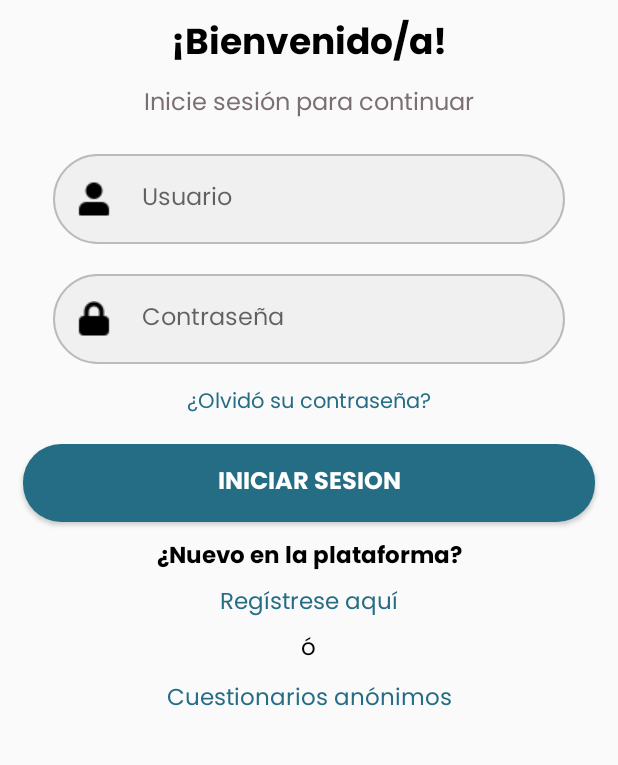
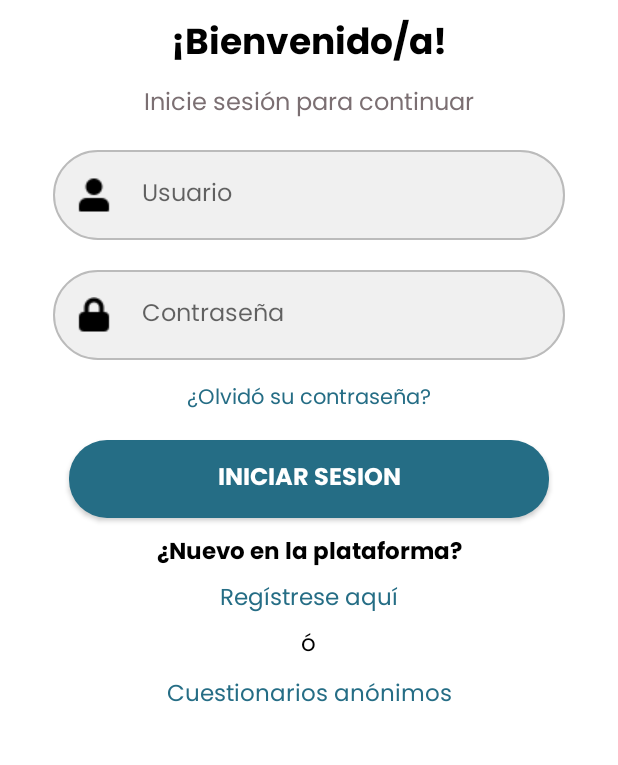
Before and after one commit to TFG-MenPas/MenPas, an Android app: the screen it shows after launch (IniciarSesion), on a phone screen of 412 x 824 dp, the part 361-1126 px from its top. Run offline under Robolectric (Android 15) with nearby library versions, the phone set to English and light mode, and no system bars.

Commit message:
Corregir warnings y cambiar de color el fondo

```diff
--- a/app/src/main/res/layout/activity_iniciar_sesion.xml
+++ b/app/src/main/res/layout/activity_iniciar_sesion.xml
@@ -1,8 +1,8 @@
 <?xml version="1.0" encoding="utf-8"?>
 <ScrollView xmlns:android="http://schemas.android.com/apk/res/android"
-    xmlns:app="http://schemas.android.com/apk/res-auto"
     android:layout_width="fill_parent"
-    android:layout_height="fill_parent">
+    android:layout_height="fill_parent"
+    android:background="@color/white">
 
     <RelativeLayout
         android:layout_width="match_parent"
@@ -12,10 +12,10 @@
             android:id="@+id/ellipse_1"
             android:layout_width="393dp"
             android:layout_height="567dp"
-            android:layout_alignParentLeft="true"
+            android:layout_alignParentStart="true"
             android:layout_alignParentTop="true"
             android:layout_centerHorizontal="true"
-            android:layout_marginLeft="9dp"
+            android:layout_marginStart="9dp"
             android:layout_marginTop="-240dp"
             android:background="@drawable/elipse2_iniciar_sesion"
             android:rotation="90" />
@@ -39,9 +39,10 @@
             android:layout_width="105dp"
             android:layout_height="105dp"
             android:layout_below="@id/textUniversidad"
+            android:layout_marginStart="40dp"
             android:layout_marginTop="20dp"
-            android:layout_marginLeft="40dp"
             android:layout_toEndOf="@id/viewBarraVertical"
+            android:contentDescription="@string/logo_menpas"
             android:src="@drawable/menpas_logo_sombreado" />
 
         <ImageView
@@ -50,9 +51,10 @@
             android:layout_height="120dp"
             android:layout_below="@id/textUniversidad"
             android:layout_marginTop="18dp"
+            android:layout_marginEnd="30dp"
             android:layout_marginBottom="18dp"
-            android:layout_marginRight="30dp"
             android:layout_toStartOf="@id/viewBarraVertical"
+            android:contentDescription="@string/logo_uma"
             android:src="@drawable/uma_logo" />
 
         <View
@@ -62,8 +64,7 @@
             android:layout_below="@id/textUniversidad"
             android:layout_centerHorizontal="true"
             android:layout_marginTop="30dp"
-            android:background="@color/white"
-             />
+            android:background="@color/white" />
 
         <TextView
             android:id="@+id/textBienvenido"
@@ -78,7 +79,7 @@
             android:gravity="center"
             android:text="@string/bienvenido"
             android:textColor="@color/black"
-            android:textSize="24dp"
+            android:textSize="24sp"
             android:textStyle="normal" />
 
         <TextView
@@ -102,7 +103,7 @@
             android:gravity="center"
             android:text="@string/inicie_sesion_para_continuar"
             android:textColor="@color/grey_iniciar_sesion"
-            android:textSize="16dp"
+            android:textSize="16sp"
             android:textStyle="normal" />
 
         <EditText
@@ -111,20 +112,21 @@
             android:layout_height="60dp"
             android:layout_below="@id/textISC"
             android:layout_marginLeft="35dp"
-            android:layout_marginTop="20dp"
+            android:layout_marginTop="17dp"
             android:layout_marginRight="35dp"
+            android:autofillHints="AUTOFILL_HINT_USERNAME"
             android:background="@drawable/rounded_edittext_inicio_sesion"
-            android:drawableLeft="@drawable/user_solid"
+            android:drawableStart="@drawable/user_solid"
             android:drawablePadding="20dp"
             android:fontFamily="@font/poppins_regular"
             android:fontWeight="400"
             android:hint="@string/usuario"
             android:inputType="textEmailAddress"
-            android:paddingLeft="15dp"
+            android:paddingStart="15dp"
             android:paddingTop="10dp"
-            android:paddingRight="12dp"
+            android:paddingEnd="12dp"
             android:paddingBottom="10dp"
-            android:textSize="16dp" />
+            android:textSize="16sp" />
 
         <EditText
             android:id="@+id/editContrasenya"
@@ -134,18 +136,19 @@
             android:layout_marginLeft="35dp"
             android:layout_marginTop="20dp"
             android:layout_marginRight="35dp"
+            android:autofillHints=""
             android:background="@drawable/rounded_edittext_inicio_sesion"
-            android:drawableLeft="@drawable/lock_solid"
+            android:drawableStart="@drawable/lock_solid"
             android:drawablePadding="20dp"
             android:fontFamily="@font/poppins_regular"
             android:fontWeight="400"
             android:hint="@string/contrasenya"
-            android:inputType="textEmailAddress"
-            android:paddingLeft="15dp"
+            android:inputType="textPassword"
+            android:paddingStart="15dp"
             android:paddingTop="10dp"
-            android:paddingRight="12dp"
+            android:paddingEnd="12dp"
             android:paddingBottom="10dp"
-            android:textSize="16dp" />
+            android:textSize="16sp" />
 
         <TextView
             android:id="@+id/textOlvidar"
@@ -164,9 +167,10 @@
 
         <Button
             android:id="@+id/buttonIniciar"
-            android:layout_width="match_parent"
+            android:layout_width="320dp"
             android:layout_height="wrap_content"
             android:layout_below="@id/textOlvidar"
+            android:layout_centerHorizontal="true"
             android:layout_marginLeft="15dp"
             android:layout_marginRight="15dp"
             android:background="@drawable/button"
@@ -176,7 +180,7 @@
             android:paddingBottom="12dp"
             android:text="@string/iniciar_sesion"
             android:textColor="@color/white"
-            android:textSize="16dp"
+            android:textSize="16sp"
             android:textStyle="normal" />
 
         <TextView
@@ -212,14 +216,14 @@
             android:layout_width="23dp"
             android:layout_height="26dp"
             android:layout_below="@id/textRegistrese"
+            android:layout_centerHorizontal="true"
             android:layout_marginTop="7dp"
-            android:layout_centerHorizontal="true"
             android:fontFamily="@font/poppins_regular"
             android:gravity="center_horizontal|top"
             android:lineSpacingExtra="6sp"
             android:text="@string/o"
             android:textColor="@color/black"
-            android:textSize="15dp" />
+            android:textSize="15sp" />
 
         <TextView
             android:id="@+id/textCuestionarios"
@@ -233,7 +237,7 @@
             android:lineSpacingExtra="6sp"
             android:text="@string/cuestionarios_anonimos"
             android:textColor="@color/elipseBlue"
-            android:textSize="15dp" />
+            android:textSize="15sp" />
 
     </RelativeLayout>
 
--- a/app/src/main/res/values/strings.xml
+++ b/app/src/main/res/values/strings.xml
@@ -25,6 +25,8 @@
     <string name="registrese_aqui">Regístrese aquí</string>
     <string name="cuestionarios_anonimos">Cuestionarios anónimos</string>
     <string name="o">ó</string>
+    <string name="logo_menpas">Logo de Menpas</string>
+    <string name="logo_uma">Logo de la UMA</string>
 
 
 
```
